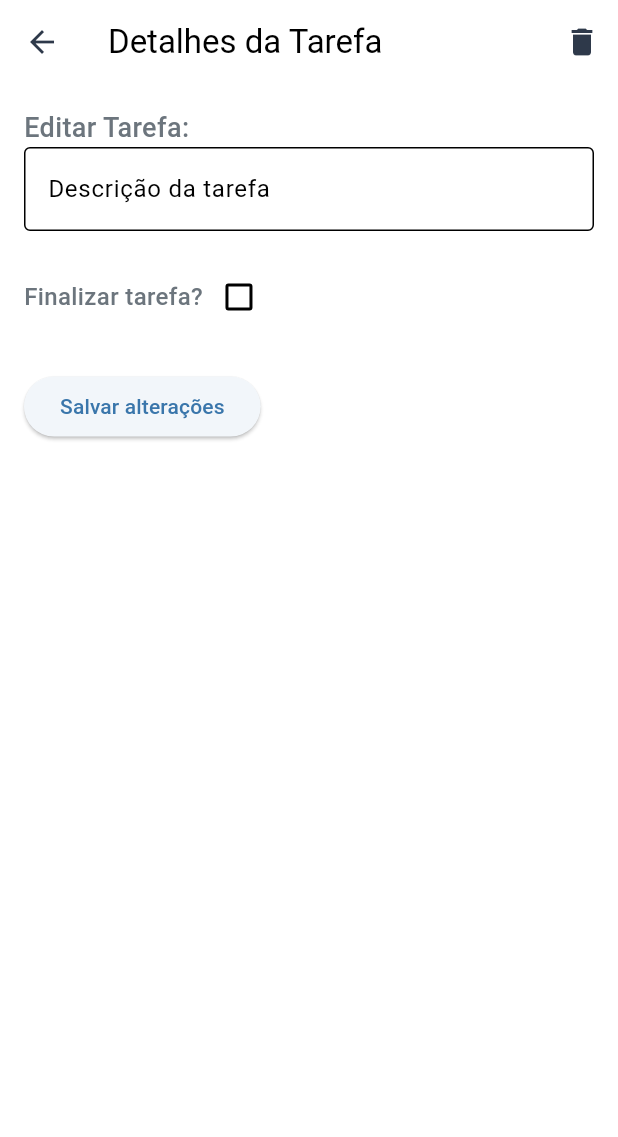
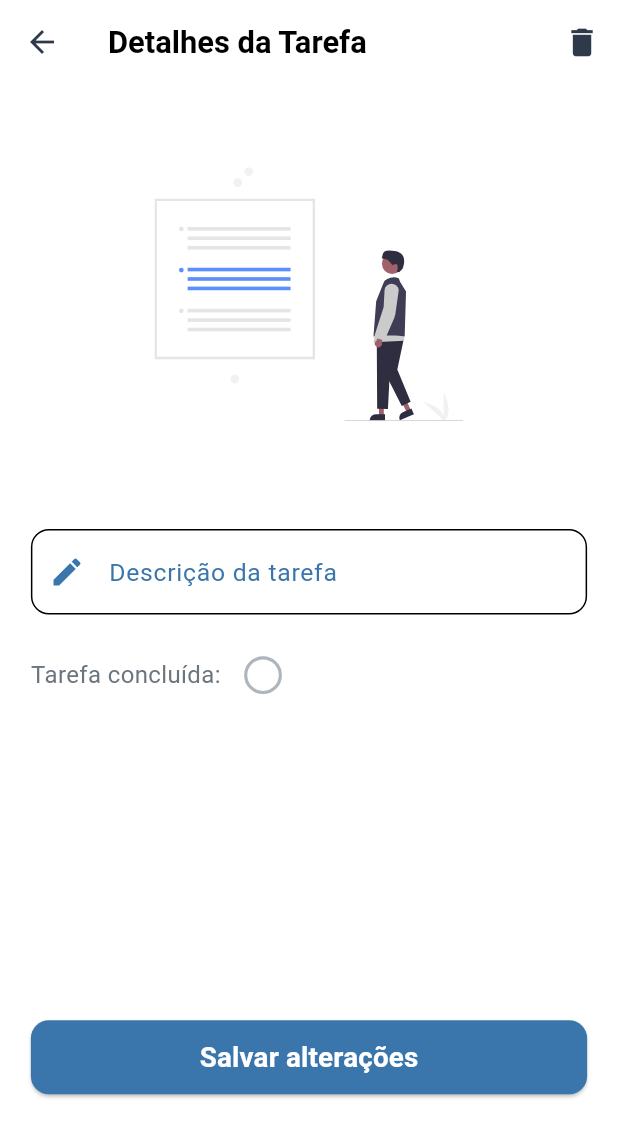
Before and after one commit to natanvalimcardoso/to_do_list_flutter, a Flutter app: the ToDoDetailPage screen opened directly with empty values, on a phone screen of 412 x 824 dp. Shown: the top 1137 px of the screen. Run offline on Flutter 3.47's test engine with Material 3 defaults, Android fonts, the phone set to English and light mode, and no system bars; our stand-ins replace dio, equatable, flutter_bloc, flutter_svg, fpdart, get_it and 1 more; accounts and stored records are empty; network calls fail.

Commit message:
<feat> projeto finalizado

```diff
--- a/lib/app/modules/to_do/presentation/pages/to_do_details_page.dart
+++ b/lib/app/modules/to_do/presentation/pages/to_do_details_page.dart
@@ -1,10 +1,17 @@
 import 'package:flutter/material.dart';
 import 'package:flutter_bloc/flutter_bloc.dart';
+import 'package:flutter_svg/flutter_svg.dart';
 
+import '../../../../../core/constants/image_assets_constant.dart';
+import '../../../../../core/themes/app_fonts.dart';
+import '../../../../../core/utils/validations/validation_todo.dart';
 import '../../../../injections/injection_container.dart';
 import '../../domain/entities/to_do_entity.dart';
 import '../bloc/to_do_bloc.dart';
 import '../bloc/to_do_event.dart';
+import '../widgets/custom_checkbox_widget.dart';
+import '../widgets/custom_details_button_widget.dart';
+import '../widgets/custom_textfield_details_widget.dart';
 
 class ToDoDetailPage extends StatefulWidget {
   final ToDoEntity todo;
@@ -33,39 +40,75 @@ class _ToDoDetailPageState extends State<ToDoDetailPage> {
 
   @override
   Widget build(BuildContext context) {
+    final size = MediaQuery.sizeOf(context);
+
     return BlocProvider.value(
       value: _bloc,
       child: Scaffold(
         appBar: AppBar(
-          title: const Text('Detalhes da Tarefa'),
+          title: Text(
+            'Detalhes da Tarefa',
+            style: TextStyle(fontSize: size.width * 0.05, fontWeight: FontWeight.bold),
+          ),
           actions: [
             IconButton(
-              icon: const Icon(Icons.delete),
+              icon: Icon(Icons.delete, size: size.width * 0.06),
+              onPressed: () {
+                showDialog(
+                  context: context,
+                  builder:
+                      (context) => AlertDialog(
+                        title: const Text('Excluir Tarefa'),
+                        content: const Text('Tem certeza que deseja excluir esta tarefa?'),
+                        actions: [
+                          TextButton(
+                            onPressed: () => Navigator.pop(context),
+                            child: const Text('Cancelar'),
+                          ),
+                          ElevatedButton(
                             onPressed: () {
                               _bloc.add(DeleteToDoEvent(widget.todo.id));
                               Navigator.pop(context);
+                              Navigator.pop(context);
+                            },
+                            child: const Text('Excluir'),
+                          ),
+                        ],
+                      ),
+                );
               },
             ),
           ],
         ),
-        body: Padding(
-          padding: const EdgeInsets.all(16),
+        body: SingleChildScrollView(
+          child: Padding(
+            padding: EdgeInsets.symmetric(
+              horizontal: size.width * 0.05,
+              vertical: size.height * 0.02,
+            ),
             child: Column(
-            crossAxisAlignment: CrossAxisAlignment.start,
               children: [
-              const Text('Editar Tarefa:', style: TextStyle(fontSize: 18)),
-              TextFormField(
+                SvgPicture.asset(
+                  ImageAssetsConstant.logo,
+                  width: size.width * 0.5,
+                  height: size.height * 0.3,
+                ),
+                SizedBox(height: size.height * 0.04),
+                CustomTextfieldWidget(
                   controller: _editController,
-                decoration: const InputDecoration(
-                  border: OutlineInputBorder(),
-                  labelText: 'Descrição da tarefa',
+                  label: 'Descrição da tarefa',
+                  icon: Icons.edit,
+                  validator: ValidationTodo.validateToDoDetails,
+                  maxLines: 3,
                 ),
-              ),
-              const SizedBox(height: 20),
+                SizedBox(height: size.height * 0.02),
+
                 Row(
                   children: [
-                  const Text('Finalizar tarefa?', style: TextStyle(fontSize: 16)),
-                  Checkbox(
+                    const Text('Tarefa concluída: ', style: AppFonts.roboto16w400),
+                    Transform.scale(
+                      scale: 1.4,
+                      child: CustomCheckbox(
                         value: widget.todo.completed,
                         onChanged: (bool? completed) {
                           final editedTodo = widget.todo.copyWith(completed: completed!);
@@ -73,21 +116,21 @@ class _ToDoDetailPageState extends State<ToDoDetailPage> {
                           Navigator.pop(context);
                         },
                       ),
+                    ),
                   ],
                 ),
-              const SizedBox(height: 25),
-              ElevatedButton(
+                SizedBox(height: size.height * 0.25),
+                CustomDetailsButtonWidget(
                   onPressed: () {
                     final editedTodo = widget.todo.copyWith(todo: _editController.text.trim());
 
-                  if (editedTodo.todo.isNotEmpty) {
                     _bloc.add(UpdateToDoEvent(editedTodo));
                     Navigator.pop(context);
-                  }
                   },
-                child: const Text('Salvar alterações'),
+                  buttonText: 'Salvar alterações',
                 ),
               ],
+            ),
           ),
         ),
       ),
--- /dev/null
+++ b/lib/app/modules/to_do/presentation/widgets/custom_checkbox_widget.dart
@@ -0,0 +1,38 @@
+import 'package:flutter/material.dart';
+
+import '../../../../../core/themes/app_colors.dart';
+
+class CustomCheckbox extends StatelessWidget {
+  final bool value;
+  final ValueChanged<bool?>? onChanged;
+  final bool isDark;
+
+  const CustomCheckbox({
+    required this.value, super.key,
+    this.onChanged,
+    this.isDark = false,
+  });
+
+  @override
+  Widget build(BuildContext context) {
+    return Checkbox(
+      value: value,
+      onChanged: onChanged,
+      shape: RoundedRectangleBorder(borderRadius: BorderRadius.circular(99)),
+      side: BorderSide(
+        color:
+            isDark
+                ? (value ? Theme.of(context).colorScheme.primary : AppColors.primaryTextDark)
+                : (value ? Theme.of(context).colorScheme.primary : AppColors.secondaryText),
+        width: 1.5,
+      ),
+      checkColor: AppColors.greenDark,
+      fillColor: WidgetStateProperty.resolveWith<Color>(
+        (states) =>
+            isDark
+                ? (value ? AppColors.completedGreen : AppColors.primaryTextDark)
+                : (value ? AppColors.completedGreen : Colors.transparent),
+      ),
+    );
+  }
+}
--- /dev/null
+++ b/lib/app/modules/to_do/presentation/widgets/custom_details_button_widget.dart
@@ -0,0 +1,40 @@
+import 'package:flutter/material.dart';
+
+class CustomDetailsButtonWidget extends StatelessWidget {
+  final VoidCallback onPressed;
+  final String buttonText;
+  final Color? backgroundColor;
+
+  const CustomDetailsButtonWidget({
+    required this.onPressed,
+    required this.buttonText,
+    this.backgroundColor,
+    super.key,
+  });
+
+  @override
+  Widget build(BuildContext context) {
+    final theme = Theme.of(context);
+    final size = MediaQuery.sizeOf(context);
+
+    return SizedBox(
+      width: size.width * 0.9,
+      height: size.height * 0.06,
+      child: ElevatedButton(
+        style: ElevatedButton.styleFrom(
+          backgroundColor: backgroundColor ?? theme.colorScheme.primary,
+          shape: RoundedRectangleBorder(borderRadius: BorderRadius.circular(12)),
+        ),
+        onPressed: onPressed,
+        child: Text(
+          buttonText,
+          style: TextStyle(
+            fontSize: size.width * 0.045,
+            color: Colors.white,
+            fontWeight: FontWeight.bold,
+          ),
+        ),
+      ),
+    );
+  }
+}
--- /dev/null
+++ b/lib/app/modules/to_do/presentation/widgets/custom_textfield_details_widget.dart
@@ -0,0 +1,46 @@
+import 'package:flutter/material.dart';
+
+class CustomTextfieldWidget extends StatelessWidget {
+  final TextEditingController controller;
+  final String label;
+  final IconData icon;
+  final String? Function(String?)? validator;
+  final int maxLines;
+  final int minLines;
+
+  const CustomTextfieldWidget({
+    required this.controller,
+    required this.label,
+    required this.icon,
+    this.validator,
+    this.maxLines = 1,
+    this.minLines = 1,
+    super.key,
+  });
+
+  @override
+  Widget build(BuildContext context) {
+    final theme = Theme.of(context);
+    final size = MediaQuery.sizeOf(context);
+    return TextFormField(
+      controller: controller,
+      validator: validator,
+      maxLines: maxLines,
+      minLines: minLines,
+      textInputAction: TextInputAction.done,
+      decoration: InputDecoration(
+        border: OutlineInputBorder(borderRadius: BorderRadius.circular(12)),
+        prefixIcon: Icon(icon, color: theme.colorScheme.primary),
+        labelText: label,
+        labelStyle: TextStyle(
+          fontSize: size.width * 0.04,
+          color: theme.colorScheme.secondary,
+        ),
+      ),
+      style: TextStyle(
+        fontSize: size.width * 0.04,
+        color: theme.textTheme.bodyLarge?.color,
+      ),
+    );
+  }
+}
--- /dev/null
+++ b/lib/core/constants/image_assets_constant.dart
@@ -0,0 +1,3 @@
+class ImageAssetsConstant {
+  static const String logo = 'assets/svgs/datails.svg';
+}
--- a/pubspec.yaml
+++ b/pubspec.yaml
@@ -39,6 +39,7 @@ dependencies:
   equatable: 2.0.7
   flutter_bloc: 9.1.0
   get_it: 8.0.3
+  flutter_svg: ^2.0.17
 
 dev_dependencies:
   flutter_test:
@@ -65,9 +66,8 @@ flutter:
   uses-material-design: true
 
   # To add assets to your application, add an assets section, like this:
-  # assets:
-  #   - images/a_dot_burr.jpeg
-  #   - images/a_dot_ham.jpeg
+  assets:
+    - assets/svgs/
 
   # An image asset can refer to one or more resolution-specific "variants", see
   # https://flutter.dev/to/resolution-aware-images
```
Also changed, not shown: lib/app/modules/to_do/presentation/pages/to_do_page.dart (+22 -9 lines), lib/app/modules/to_do/presentation/widgets/custom_todo_detail_widget.dart (added, +58 -0 lines), lib/app/modules/to_do/presentation/widgets/text_empty_widget.dart (added, +18 -0 lines), lib/app/modules/to_do/presentation/widgets/to_do_item_widget.dart (+11 -30 lines), lib/core/utils/validations/validation_todo.dart (+7 -0 lines), assets/svgs/datails.svg (added), pubspec.lock. Lines whose indentation alone changed are shown as unchanged.
